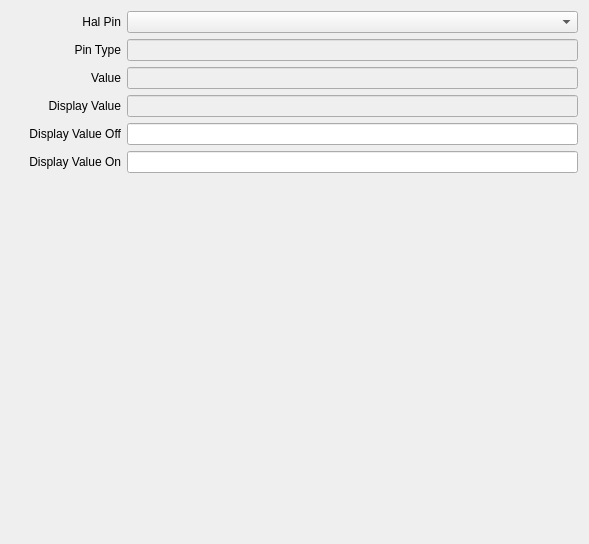
wrightsh/LinuxNano, file linuxnano/views/DigitalInputEditor.ui: the form before one commit.
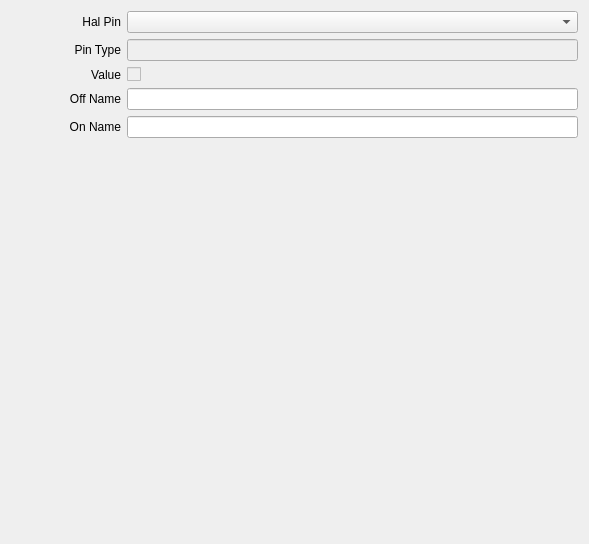
The form after the commit.

```diff
--- a/linuxnano/views/DigitalInputEditor.ui
+++ b/linuxnano/views/DigitalInputEditor.ui
@@ -35,6 +35,32 @@
      <item row="0" column="1">
       <widget class="QComboBox" name="ui_hal_pin"/>
      </item>
+     <item row="1" column="0">
+      <widget class="QLabel" name="label_6">
+       <property name="minimumSize">
+        <size>
+         <width>110</width>
+         <height>0</height>
+        </size>
+       </property>
+       <property name="text">
+        <string>Pin Type</string>
+       </property>
+       <property name="alignment">
+        <set>Qt::AlignRight|Qt::AlignTrailing|Qt::AlignVCenter</set>
+       </property>
+      </widget>
+     </item>
+     <item row="1" column="1">
+      <widget class="QLineEdit" name="ui_hal_pin_type">
+       <property name="enabled">
+        <bool>false</bool>
+       </property>
+       <property name="readOnly">
+        <bool>true</bool>
+       </property>
+      </widget>
+     </item>
      <item row="2" column="0">
       <widget class="QLabel" name="label_3">
        <property name="minimumSize">
@@ -51,43 +77,7 @@
        </property>
       </widget>
      </item>
-     <item row="2" column="1">
-      <widget class="QLineEdit" name="ui_value">
-       <property name="enabled">
-        <bool>false</bool>
-       </property>
-       <property name="readOnly">
-        <bool>true</bool>
-       </property>
-      </widget>
-     </item>
      <item row="3" column="0">
-      <widget class="QLabel" name="label_4">
-       <property name="minimumSize">
-        <size>
-         <width>110</width>
-         <height>0</height>
-        </size>
-       </property>
-       <property name="text">
-        <string>Display Value</string>
-       </property>
-       <property name="alignment">
-        <set>Qt::AlignRight|Qt::AlignTrailing|Qt::AlignVCenter</set>
-       </property>
-      </widget>
-     </item>
-     <item row="3" column="1">
-      <widget class="QLineEdit" name="ui_display_value">
-       <property name="enabled">
-        <bool>false</bool>
-       </property>
-       <property name="readOnly">
-        <bool>true</bool>
-       </property>
-      </widget>
-     </item>
-     <item row="4" column="0">
       <widget class="QLabel" name="label">
        <property name="minimumSize">
         <size>
@@ -96,15 +86,15 @@
         </size>
        </property>
        <property name="text">
-        <string>Display Value Off</string>
+        <string>Off Name</string>
        </property>
        <property name="alignment">
         <set>Qt::AlignRight|Qt::AlignTrailing|Qt::AlignVCenter</set>
        </property>
       </widget>
      </item>
-     <item row="4" column="1">
-      <widget class="QLineEdit" name="ui_display_value_off">
+     <item row="3" column="1">
+      <widget class="QLineEdit" name="ui_off_name">
        <property name="enabled">
         <bool>true</bool>
        </property>
@@ -116,7 +106,7 @@
        </property>
       </widget>
      </item>
-     <item row="5" column="0">
+     <item row="4" column="0">
       <widget class="QLabel" name="label_2">
        <property name="minimumSize">
         <size>
@@ -125,39 +115,23 @@
         </size>
        </property>
        <property name="text">
-        <string>Display Value On</string>
+        <string>On Name</string>
        </property>
        <property name="alignment">
         <set>Qt::AlignRight|Qt::AlignTrailing|Qt::AlignVCenter</set>
        </property>
       </widget>
      </item>
-     <item row="5" column="1">
-      <widget class="QLineEdit" name="ui_display_value_on"/>
+     <item row="4" column="1">
+      <widget class="QLineEdit" name="ui_on_name"/>
      </item>
-     <item row="1" column="0">
-      <widget class="QLabel" name="label_6">
-       <property name="minimumSize">
-        <size>
-         <width>110</width>
-         <height>0</height>
-        </size>
-       </property>
-       <property name="text">
-        <string>Pin Type</string>
-       </property>
-       <property name="alignment">
-        <set>Qt::AlignRight|Qt::AlignTrailing|Qt::AlignVCenter</set>
-       </property>
-      </widget>
-     </item>
-     <item row="1" column="1">
-      <widget class="QLineEdit" name="ui_hal_pin_type">
+     <item row="2" column="1">
+      <widget class="QCheckBox" name="ui_value">
        <property name="enabled">
         <bool>false</bool>
        </property>
-       <property name="readOnly">
-        <bool>true</bool>
+       <property name="text">
+        <string/>
        </property>
       </widget>
      </item>
```
